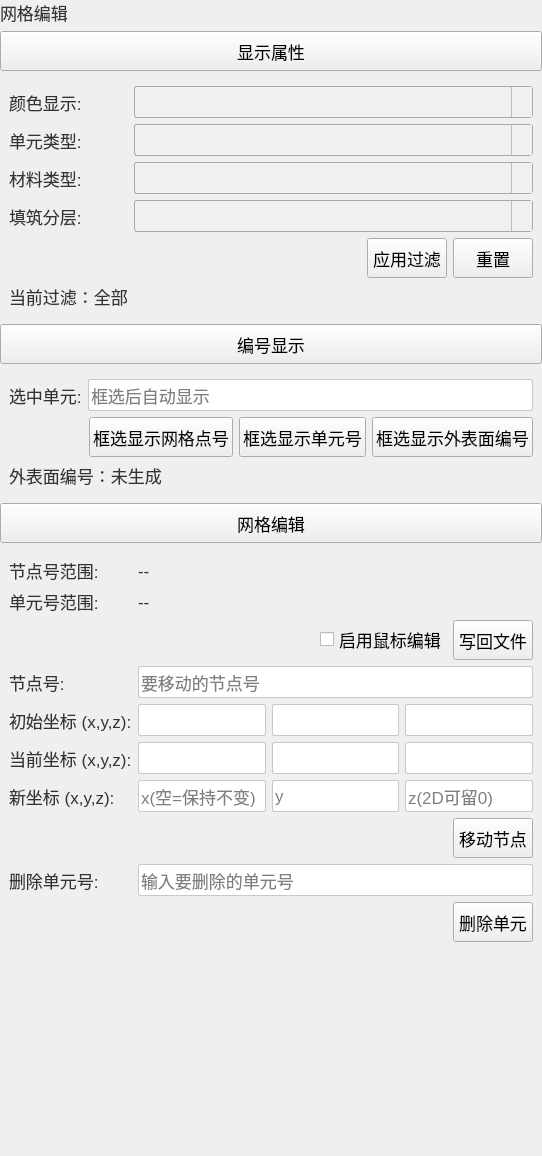
Above: plugins/Base_Mesh/GridEditingWidget.ui from asd977/base_cae before the change. Below: the same form after it.
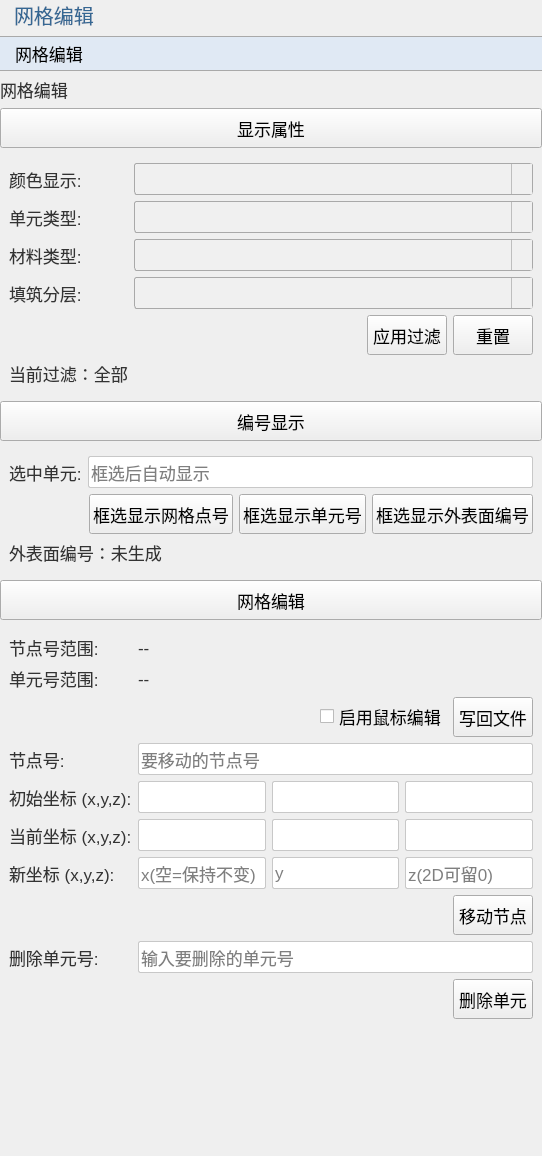
That is the form after the change. Icons and pictures are not drawn.

```diff
--- a/plugins/Base_Mesh/GridEditingWidget.ui
+++ b/plugins/Base_Mesh/GridEditingWidget.ui
@@ -124,6 +124,20 @@
    <property name="bottomMargin">
     <number>0</number>
    </property>
+   <item>
+    <widget class="QLabel" name="pageNameLabel">
+     <property name="text">
+      <string>网格编辑</string>
+     </property>
+    </widget>
+   </item>
+   <item>
+    <widget class="QPushButton" name="pushButton">
+     <property name="text">
+      <string>网格编辑</string>
+     </property>
+    </widget>
+   </item>
    <item>
     <widget class="QLabel" name="label">
      <property name="sizePolicy">
```
